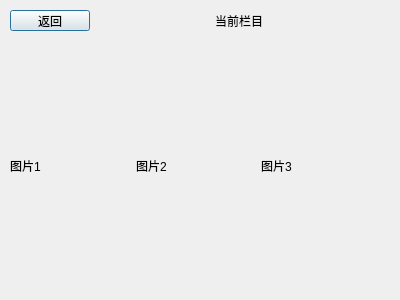
This is VideoPlayer/videolistdialog.ui in cyummy/Qt4VideoPlayer as Qt 5 draws it before an edit. The edited form follows.
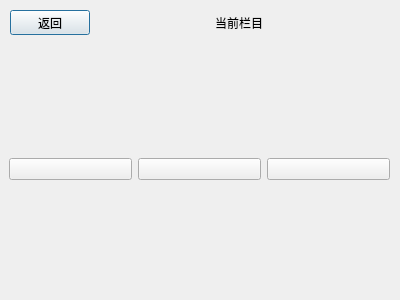
This is the edited form. Custom widgets are drawn as their Qt base class.

Patch:
```diff
--- a/VideoPlayer/videolistdialog.ui
+++ b/VideoPlayer/videolistdialog.ui
@@ -13,13 +13,13 @@
   <property name="windowTitle">
    <string>Dialog</string>
   </property>
-  <widget class="QWidget" name="">
+  <widget class="QWidget" name="layoutWidget">
    <property name="geometry">
     <rect>
      <x>10</x>
      <y>10</y>
      <width>371</width>
-     <height>21</height>
+     <height>25</height>
     </rect>
    </property>
    <layout class="QHBoxLayout" name="horizontalLayout">
@@ -65,47 +65,40 @@
     </item>
    </layout>
   </widget>
-  <widget class="QWidget" name="">
+  <widget class="QWidget" name="layoutWidget">
    <property name="geometry">
     <rect>
-     <x>10</x>
-     <y>50</y>
-     <width>371</width>
-     <height>231</height>
+     <x>9</x>
+     <y>44</y>
+     <width>381</width>
+     <height>251</height>
     </rect>
    </property>
    <layout class="QHBoxLayout" name="horizontalLayout_2">
     <item>
-     <widget class="QtClickableLabel" name="LB_picA">
+     <widget class="QPushButton" name="BT_picA">
       <property name="text">
-       <string>图片1</string>
+       <string/>
       </property>
      </widget>
     </item>
     <item>
-     <widget class="QtClickableLabel" name="LB_picB">
+     <widget class="QPushButton" name="BT_picB">
       <property name="text">
-       <string>图片2</string>
+       <string/>
       </property>
      </widget>
     </item>
     <item>
-     <widget class="QtClickableLabel" name="LB_picC">
+     <widget class="QPushButton" name="BT_picC">
       <property name="text">
-       <string>图片3</string>
+       <string/>
       </property>
      </widget>
     </item>
    </layout>
   </widget>
  </widget>
- <customwidgets>
-  <customwidget>
-   <class>QtClickableLabel</class>
-   <extends>QLabel</extends>
-   <header>qtclickablelabel.h</header>
-  </customwidget>
- </customwidgets>
  <resources/>
  <connections/>
 </ui>
```
Left out of the diff: 2 changed lines with no effect on the pictures.
